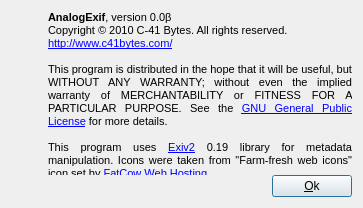
Above: aboutdialog.ui from cgilles/digikam-analogexif before the change. Below: the same form after it.
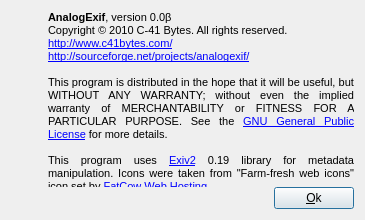
That is the form after the change. Icons and pictures are not drawn.

Commit message: Add SourceForge link

What changed in the file:
```diff
--- a/aboutdialog.ui
+++ b/aboutdialog.ui
@@ -9,8 +9,8 @@
    <rect>
     <x>0</x>
     <y>0</y>
-    <width>363</width>
-    <height>208</height>
+    <width>365</width>
+    <height>220</height>
    </rect>
   </property>
   <property name="windowTitle">
@@ -64,6 +64,7 @@
 &lt;p style=&quot; margin-top:0px; margin-bottom:0px; margin-left:0px; margin-right:0px; -qt-block-indent:0; text-indent:0px;&quot;&gt;&lt;span style=&quot; font-size:8pt; font-weight:600;&quot;&gt;AnalogExif&lt;/span&gt;&lt;span style=&quot; font-size:8pt;&quot;&gt;, version 0.0β&lt;/span&gt;&lt;/p&gt;
 &lt;p style=&quot; margin-top:0px; margin-bottom:0px; margin-left:0px; margin-right:0px; -qt-block-indent:0; text-indent:0px;&quot;&gt;&lt;span style=&quot; font-size:8pt;&quot;&gt;Copyright © 2010 C-41 Bytes. All rights reserved.&lt;/span&gt;&lt;/p&gt;
 &lt;p style=&quot; margin-top:0px; margin-bottom:0px; margin-left:0px; margin-right:0px; -qt-block-indent:0; text-indent:0px;&quot;&gt;&lt;a href=&quot;http://www.c41bytes.com/analogexif&quot;&gt;&lt;span style=&quot; font-size:8pt; text-decoration: underline; color:#0000ff;&quot;&gt;http://www.c41bytes.com/&lt;/span&gt;&lt;/a&gt;&lt;/p&gt;
+&lt;p style=&quot; margin-top:0px; margin-bottom:0px; margin-left:0px; margin-right:0px; -qt-block-indent:0; text-indent:0px;&quot;&gt;&lt;a href=&quot;http://www.c41bytes.com/analogexif&quot;&gt;&lt;span style=&quot; font-size:8pt; text-decoration: underline; color:#0000ff;&quot;&gt;http://sourceforge.net/projects/analogexif/&lt;/span&gt;&lt;/a&gt;&lt;/p&gt;
 &lt;p style=&quot;-qt-paragraph-type:empty; margin-top:0px; margin-bottom:0px; margin-left:0px; margin-right:0px; -qt-block-indent:0; text-indent:0px; font-size:8pt;&quot;&gt;&lt;/p&gt;
 &lt;p align=&quot;justify&quot; style=&quot; margin-top:0px; margin-bottom:0px; margin-left:0px; margin-right:0px; -qt-block-indent:0; text-indent:0px;&quot;&gt;&lt;span style=&quot; font-size:8pt;&quot;&gt;This program is distributed in the hope that it will be useful, but WITHOUT ANY WARRANTY; without even the implied warranty of MERCHANTABILITY or FITNESS FOR A PARTICULAR PURPOSE. See the &lt;/span&gt;&lt;a href=&quot;http://www.gnu.org/licenses/&quot;&gt;&lt;span style=&quot; font-size:8pt; text-decoration: underline; color:#0000ff;&quot;&gt;GNU General Public License&lt;/span&gt;&lt;/a&gt;&lt;span style=&quot; font-size:8pt;&quot;&gt; for more details.&lt;/span&gt;&lt;/p&gt;
 &lt;p style=&quot;-qt-paragraph-type:empty; margin-top:0px; margin-bottom:0px; margin-left:0px; margin-right:0px; -qt-block-indent:0; text-indent:0px; font-family:'Courier New,courier'; font-size:8pt;&quot;&gt;&lt;/p&gt;
```
Left out of the diff: 1 changed line with no effect on the pictures.
